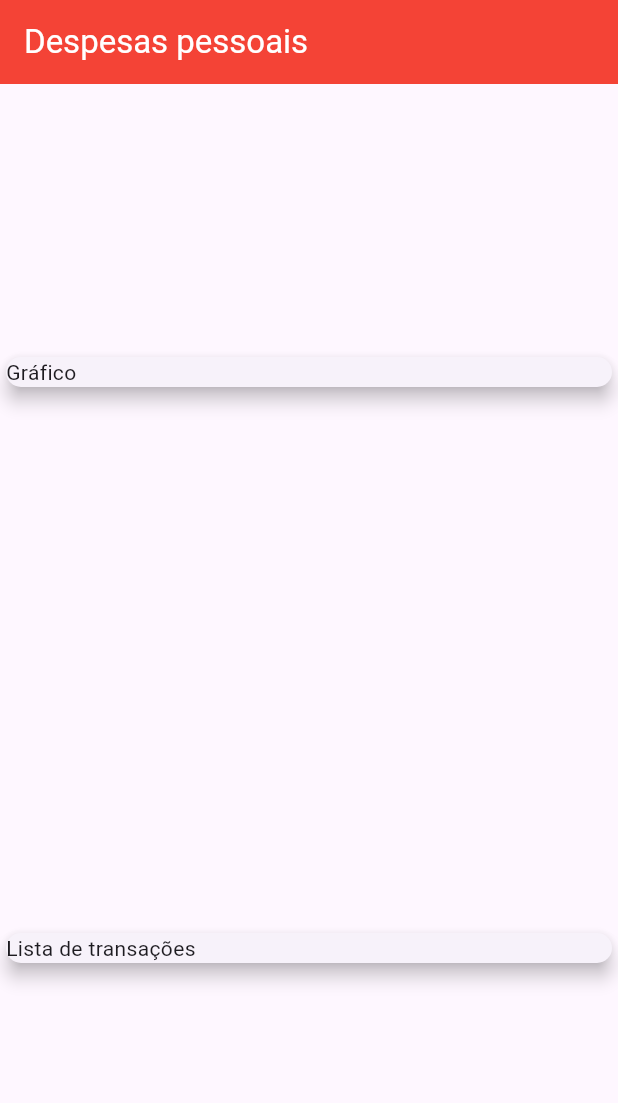
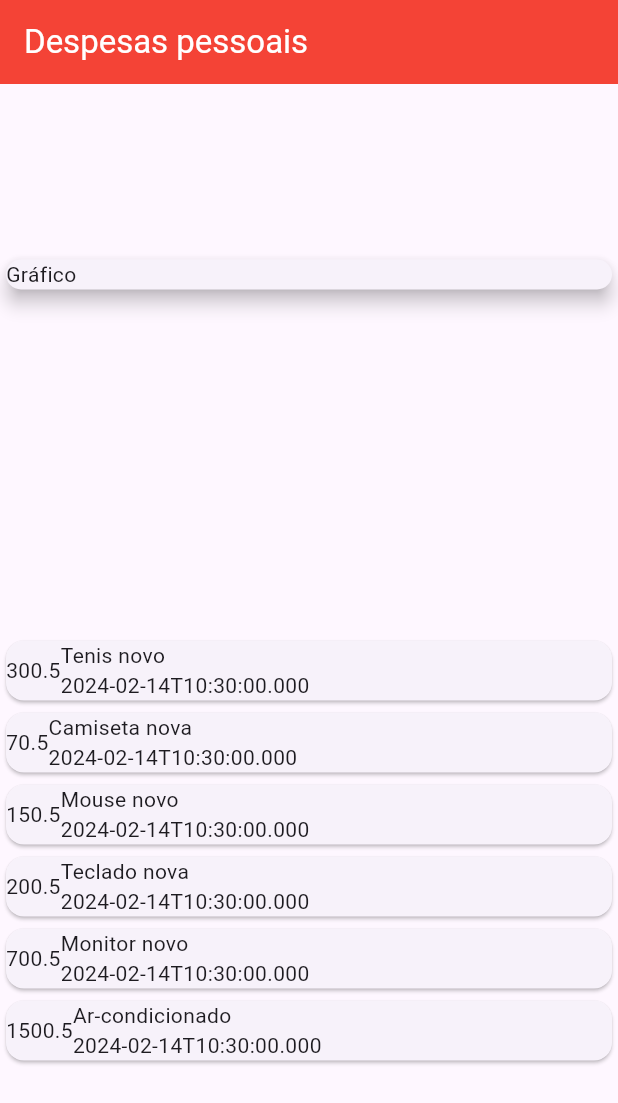
Before and after one commit to gabrielnavas/expenses-flutter-app, a Flutter app: the screen it shows after launch, on a phone screen of 412 x 824 dp. Shown: the top 1103 px of the screen. Run offline on Flutter 3.47's test engine with Material 3 defaults, Android fonts, the phone set to English and light mode, and no system bars.

```diff
--- a/lib/main.dart
+++ b/lib/main.dart
@@ -1,4 +1,7 @@
+import 'package:expenses_flutter_app/models/transaction.dart';
+import 'package:flutter/cupertino.dart';
 import 'package:flutter/material.dart';
+import 'package:flutter/widgets.dart';
 
 void main() => runApp(const Expenses());
 
@@ -7,14 +10,32 @@ class Expenses extends StatelessWidget {
 
   @override
   Widget build(BuildContext context) {
-    return const MaterialApp(
+    return MaterialApp(
       home: MyHomePage(),
     );
   }
 }
 
 class MyHomePage extends StatelessWidget {
-  const MyHomePage({super.key});
+  final List<Transaction> _transactions = [
+    Transaction(
+        id: '1', title: 'Tenis novo', value: 300.50, date: DateTime.now()),
+    Transaction(
+        id: '2', title: 'Camiseta nova', value: 70.50, date: DateTime.now()),
+    Transaction(
+        id: '3', title: 'Mouse novo', value: 150.50, date: DateTime.now()),
+    Transaction(
+        id: '4', title: 'Teclado nova', value: 200.50, date: DateTime.now()),
+    Transaction(
+        id: '5', title: 'Monitor novo', value: 700.50, date: DateTime.now()),
+    Transaction(
+        id: '6',
+        title: 'Ar-condicionado',
+        value: 1500.50,
+        date: DateTime.now()),
+  ];
+
+  MyHomePage({super.key});
 
   @override
   Widget build(BuildContext context) {
@@ -34,9 +55,25 @@ class MyHomePage extends StatelessWidget {
                 elevation: 5,
               ),
             ),
-            Card(
-              child: Text('Lista de transações'),
-              elevation: 5,
+            Column(
+              children: _transactions
+                  .map((transaction) => Card(
+                        child: Row(
+                          children: [
+                            Container(
+                              child: Text(transaction.value.toString()),
+                            ),
+                            Column(
+                              crossAxisAlignment: CrossAxisAlignment.start,
+                              children: [
+                                Text(transaction.title),
+                                Text(transaction.date.toIso8601String()),
+                              ],
+                            ),
+                          ],
+                        ),
+                      ))
+                  .toList(),
             ),
           ],
         ));
--- /dev/null
+++ b/lib/models/transaction.dart
@@ -0,0 +1,13 @@
+class Transaction {
+  final String id;
+  final String title;
+  final double value;
+  final DateTime date;
+
+  Transaction({
+    required this.id,
+    required this.title,
+    required this.value,
+    required this.date,
+  });
+}
```
